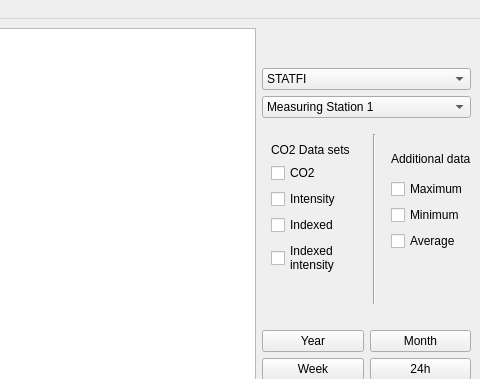
First picture: the form in project_group_anyone/chartwindow.ui, repository AchillesSium/Softwre-Design-Project, before the edit; both pictures show x 523 to 1003 and y 0 to 379 of the 1003 by 604 pixel window.
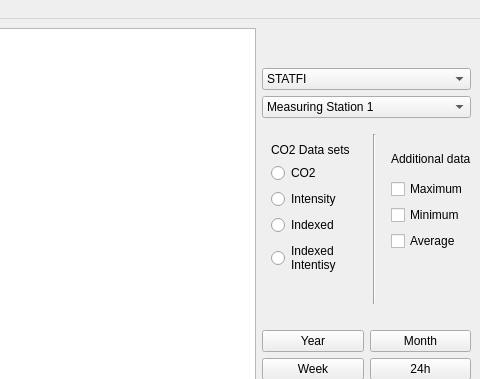
Second picture: the form after the edit. Custom widgets are drawn as their Qt base class.

Commit message: Radio buttons added and dataflow between the ChartWindow and TimeWindow established.

What changed in the file:
```diff
--- a/project_group_anyone/chartwindow.ui
+++ b/project_group_anyone/chartwindow.ui
@@ -167,31 +167,31 @@
                </widget>
               </item>
               <item>
-               <widget class="QCheckBox" name="co2DataBox">
+               <widget class="QRadioButton" name="co2DataRadio">
                 <property name="text">
                  <string>CO2</string>
                 </property>
                </widget>
               </item>
               <item>
-               <widget class="QCheckBox" name="intBox">
+               <widget class="QRadioButton" name="intensityRadio">
                 <property name="text">
                  <string>Intensity</string>
                 </property>
                </widget>
               </item>
               <item>
-               <widget class="QCheckBox" name="indexBox">
+               <widget class="QRadioButton" name="indexedRadio">
                 <property name="text">
                  <string>Indexed</string>
                 </property>
                </widget>
               </item>
               <item>
-               <widget class="QCheckBox" name="indexIntBox">
+               <widget class="QRadioButton" name="indexedIntensityRadio">
                 <property name="text">
                  <string>Indexed
-intensity</string>
+Intentisy</string>
                 </property>
                </widget>
               </item>
```
The commit also changes 5 other files.
